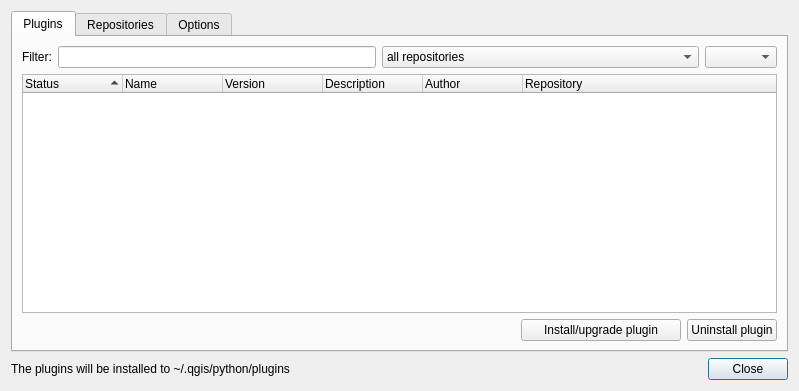
sourcepole/qgis, file qgis/python/plugins/plugin_installer/qgsplugininstallerbase.ui: the form before one commit.
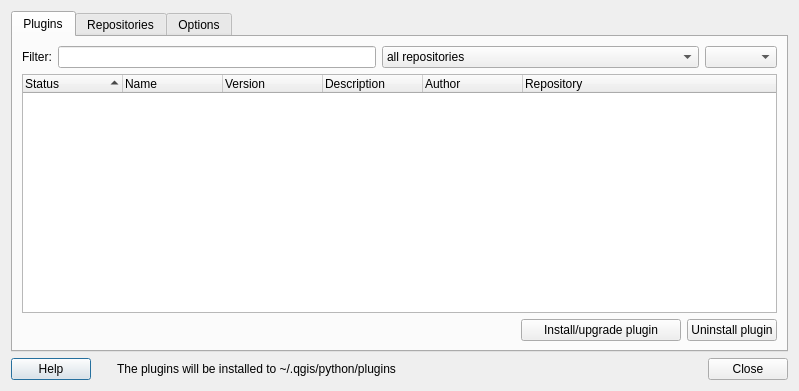
The form after the commit. Icons and pictures are not drawn.

Patch:
```diff
--- a/qgis/python/plugins/plugin_installer/qgsplugininstallerbase.ui
+++ b/qgis/python/plugins/plugin_installer/qgsplugininstallerbase.ui
@@ -23,8 +23,31 @@
    <item row="1" column="0" >
     <layout class="QHBoxLayout" >
      <item>
-      <widget class="QLabel" name="label_3" >
-       <property name="whatsThis" >
+      <widget class="QPushButton" name="buttonHelp">
+       <property name="text">
+        <string>Help</string>
+       </property>
+      </widget>
+     </item>
+     <item>
+      <spacer name="horizontalSpacer_2">
+       <property name="orientation">
+        <enum>Qt::Horizontal</enum>
+       </property>
+       <property name="sizeType">
+        <enum>QSizePolicy::Fixed</enum>
+       </property>
+       <property name="sizeHint" stdset="0">
+        <size>
+         <width>20</width>
+         <height>20</height>
+        </size>
+       </property>
+      </spacer>
+     </item>
+     <item>
+      <widget class="QLabel" name="label_3">
+       <property name="whatsThis">
         <string/>
        </property>
        <property name="text" >
@@ -33,9 +56,22 @@
       </widget>
      </item>
      <item>
-      <widget class="QPushButton" name="buttonClose" >
-       <property name="sizePolicy" >
-        <sizepolicy vsizetype="Fixed" hsizetype="Fixed" >
+      <spacer name="horizontalSpacer">
+       <property name="orientation">
+        <enum>Qt::Horizontal</enum>
+       </property>
+       <property name="sizeHint" stdset="0">
+        <size>
+         <width>40</width>
+         <height>20</height>
+        </size>
+       </property>
+      </spacer>
+     </item>
+     <item>
+      <widget class="QPushButton" name="buttonClose">
+       <property name="sizePolicy">
+        <sizepolicy hsizetype="Fixed" vsizetype="Fixed">
          <horstretch>0</horstretch>
          <verstretch>0</verstretch>
         </sizepolicy>
```
Left out of the diff: 372 changed lines with no effect on the pictures.
